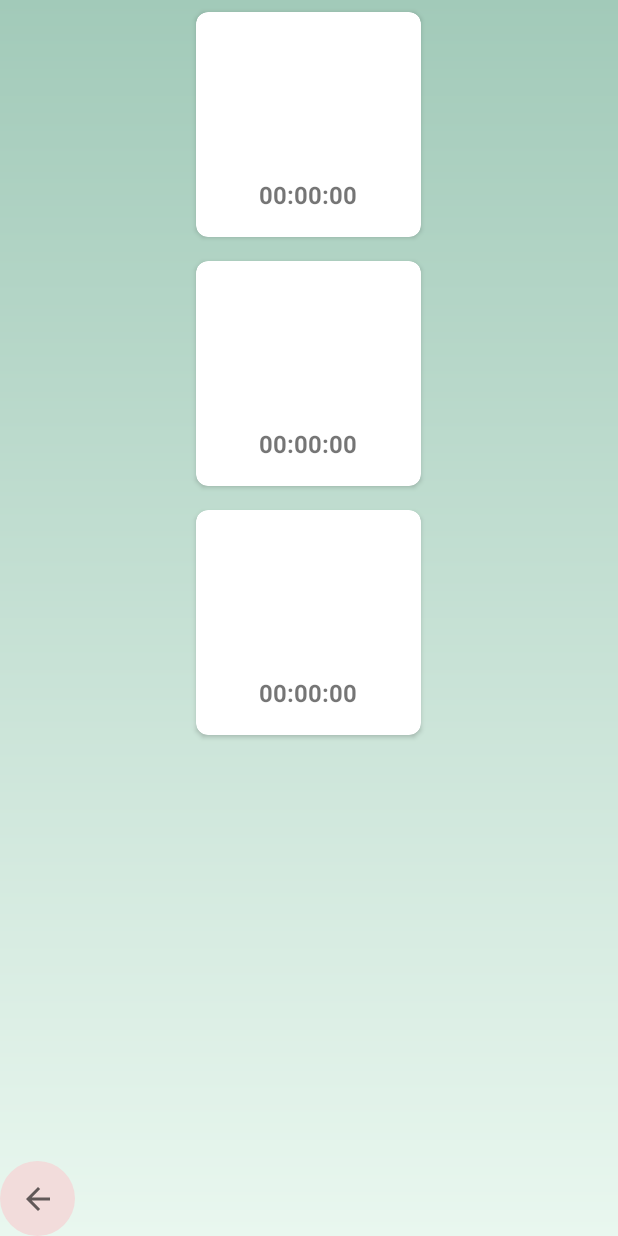
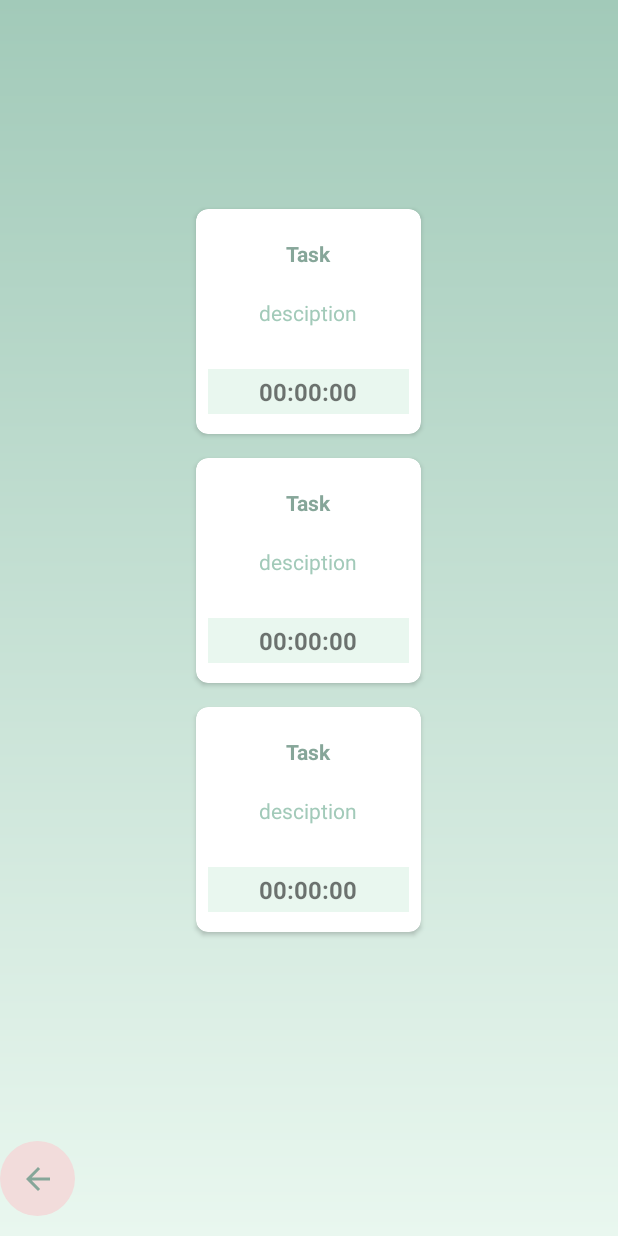
Before and after one commit to wjdan-sh/Task-Timer-App, an Android app: the layout fragment_view_task.xml on its own in the app's theme, with its tools: preview values and no code run, on a phone screen of 412 x 824 dp. Run offline under Robolectric (Android 15) with nearby library versions, the phone set to English and light mode, and no system bars.

Commit message:
update UI

```diff
--- a/app/build.gradle
+++ b/app/build.gradle
@@ -11,7 +11,7 @@ android {
 
     defaultConfig {
         applicationId "com.example.tasktimerapp"
-        minSdk 29
+        minSdk 23
         targetSdk 31
         versionCode 1
         versionName "1.0"
--- a/app/src/main/res/drawable/back_icon.xml
+++ b/app/src/main/res/drawable/back_icon.xml
@@ -1,11 +1,5 @@
-<vector xmlns:android="http://schemas.android.com/apk/res/android"
-    android:width="24dp"
-    android:height="24dp"
-    android:viewportWidth="24"
-    android:viewportHeight="24"
-    android:tint="?attr/colorControlNormal"
-    android:autoMirrored="true">
-  <path
-      android:fillColor="@android:color/white"
-      android:pathData="M20,11H7.83l5.59,-5.59L12,4l-8,8 8,8 1.41,-1.41L7.83,13H20v-2z"/>
+<vector android:height="24dp" android:tint="#86A699"
+    android:viewportHeight="24" android:viewportWidth="24"
+    android:width="24dp" xmlns:android="http://schemas.android.com/apk/res/android">
+    <path android:fillColor="@android:color/white" android:pathData="M20,11H7.83l5.59,-5.59L12,4l-8,8 8,8 1.41,-1.41L7.83,13H20v-2z"/>
 </vector>
--- a/app/src/main/res/drawable/shape_button_back.xml
+++ b/app/src/main/res/drawable/shape_button_back.xml
@@ -1,6 +1,6 @@
 <?xml version="1.0" encoding="utf-8"?>
 <ripple xmlns:android="http://schemas.android.com/apk/res/android"
-    android:color="#c20586">
+    android:color="@color/toti">
     <item>
         <shape android:shape="oval">
             <size android:height="50dp"
--- a/app/src/main/res/drawable/shape_buttons.xml
+++ b/app/src/main/res/drawable/shape_buttons.xml
@@ -1,5 +1,7 @@
 <?xml version="1.0" encoding="utf-8"?>
-<selector>
+
+<ripple xmlns:android="http://schemas.android.com/apk/res/android"
+android:color="@color/toti">
         <item>
             <shape xmlns:android="http://schemas.android.com/apk/res/android"
                 android:shape="rectangle">
@@ -7,4 +9,4 @@
                 <corners android:radius="10dp" />
             </shape>
         </item>
-</selector>
+</ripple>
--- a/app/src/main/res/layout/fragment_view_task.xml
+++ b/app/src/main/res/layout/fragment_view_task.xml
@@ -1,30 +1,33 @@
 <?xml version="1.0" encoding="utf-8"?>
-<androidx.constraintlayout.widget.ConstraintLayout xmlns:android="http://schemas.android.com/apk/res/android"
+<LinearLayout xmlns:android="http://schemas.android.com/apk/res/android"
     xmlns:app="http://schemas.android.com/apk/res-auto"
     xmlns:tools="http://schemas.android.com/tools"
     android:layout_width="match_parent"
     android:layout_height="match_parent"
     android:background="@drawable/background"
+    android:orientation="vertical"
     tools:context=".ViewTaskFragment">
 
-    <androidx.recyclerview.widget.RecyclerView
-        android:id="@+id/rvTasks"
+    <LinearLayout
         android:layout_width="match_parent"
-        android:layout_height="0dp"
-        tools:listitem="@layout/item_task"
-        app:layout_constraintBottom_toTopOf="@+id/lin1"
-        app:layout_constraintEnd_toEndOf="parent"
-        app:layout_constraintStart_toStartOf="parent"
-        app:layout_constraintTop_toTopOf="parent" />
+        android:layout_height="match_parent"
+        android:layout_weight="1"
+        android:gravity="center"
+        android:orientation="vertical">
+
+        <androidx.recyclerview.widget.RecyclerView
+            android:id="@+id/rvTasks"
+            android:layout_width="match_parent"
+            android:layout_height="wrap_content"
+            tools:listitem="@layout/item_task" />
+    </LinearLayout>
 
     <LinearLayout
-        android:id="@+id/lin1"
-        android:layout_width="wrap_content"
-        android:layout_height="wrap_content"
+        android:layout_width="match_parent"
+        android:layout_height="match_parent"
         android:orientation="horizontal"
-        app:layout_constraintBottom_toBottomOf="parent"
-        app:layout_constraintStart_toStartOf="parent"
-        app:layout_constraintTop_toBottomOf="@+id/rvTasks">
+        android:gravity="start"
+        android:layout_weight="12">
 
         <ImageButton
             android:id="@+id/imgBtnBack"
@@ -35,4 +38,4 @@
             tools:ignore="SpeakableTextPresentCheck" />
     </LinearLayout>
 
-</androidx.constraintlayout.widget.ConstraintLayout>
+</LinearLayout>
--- a/app/src/main/res/layout/item_task.xml
+++ b/app/src/main/res/layout/item_task.xml
@@ -35,8 +35,10 @@
                     android:layout_width="match_parent"
                     android:layout_height="wrap_content"
                     android:padding="10dp"
+                    android:text="Task"
                     android:textAlignment="center"
-                    android:textColor="@color/greenOur" />
+                    android:textColor="@color/grn"
+                    android:textStyle="bold" />
 
                 <TextView
                     android:id="@+id/tvDescription"
@@ -44,7 +46,8 @@
                     android:layout_height="wrap_content"
                     android:padding="10dp"
                     android:textAlignment="center"
-                    android:textColor="#959494" />
+                    android:text="desciption"
+                    android:textColor="@color/greenOur" />
             </LinearLayout>
 
             <TextView
@@ -55,6 +58,7 @@
                 android:layout_weight="1"
                 android:gravity="center"
                 android:text="00:00:00"
+                android:background="@color/lighterGreen"
                 android:textAlignment="center"
                 android:textSize="16sp"
                 android:textStyle="bold" />
--- a/app/src/main/res/values/colors.xml
+++ b/app/src/main/res/values/colors.xml
@@ -13,4 +13,5 @@
     <color name="lighterGreen">#E9F7EF</color>
     <color name="toti">#D57186</color>
     <color name="red">#FF0000</color>
+    <color name="grn">#86A699</color>
 </resources>
--- a/app/src/main/res/values/strings.xml
+++ b/app/src/main/res/values/strings.xml
@@ -1,5 +1,5 @@
 <resources>
-    <string name="app_name">Task Timer App</string>
+    <string name="app_name">Task Manager App</string>
     <!-- TODO: Remove or change this placeholder text -->
     <string name="hello_blank_fragment">Hello blank fragment</string>
     <string name="init_stop_watch_value">00:00:00</string>
--- a/app/src/main/res/values/themes.xml
+++ b/app/src/main/res/values/themes.xml
@@ -3,10 +3,10 @@
     <style name="Theme.TaskTimerApp" parent="Theme.AppCompat.Light.DarkActionBar">
         <!-- Primary brand color. -->
         <item name="colorPrimary">@color/babyPink</item>
-        <item name="colorPrimaryVariant">@color/purple_700</item>
-        <item name="colorOnPrimary">@color/white</item>
+        <item name="colorPrimaryVariant">@color/greenOur</item>
+        <item name="colorOnPrimary">@color/grn</item>
         <!-- Secondary brand color. -->
-        <item name="colorSecondary">@color/teal_200</item>
+        <item name="colorSecondary">@color/grn</item>
         <item name="colorSecondaryVariant">@color/teal_700</item>
         <item name="colorOnSecondary">@color/black</item>
         <!-- Status bar color. -->
```
Also changed, not shown: app/src/main/java/com/example/tasktimerapp/AddTaskFragment.kt (+6 -1 lines), app/src/main/java/com/example/tasktimerapp/RVAdapter.kt (+6 -10 lines), app/src/main/res/layout/fragment_add_task.xml (+7 -8 lines), app/src/main/res/layout/fragment_home.xml (+4 -4 lines). Lines whose indentation alone changed are shown as unchanged.
